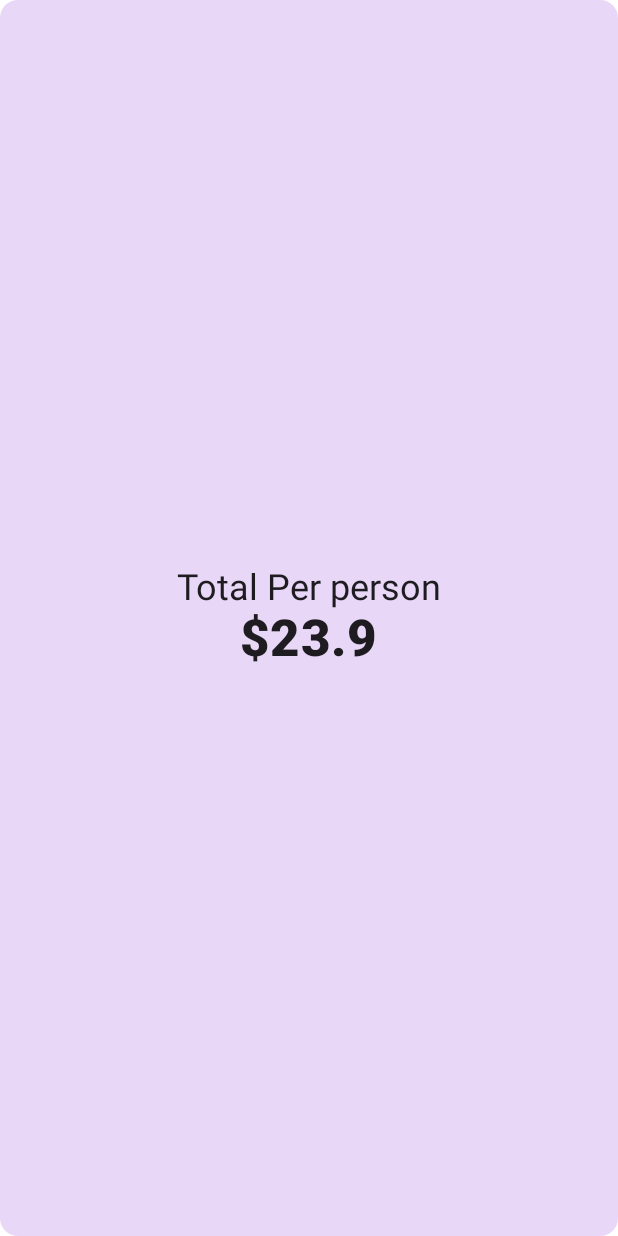
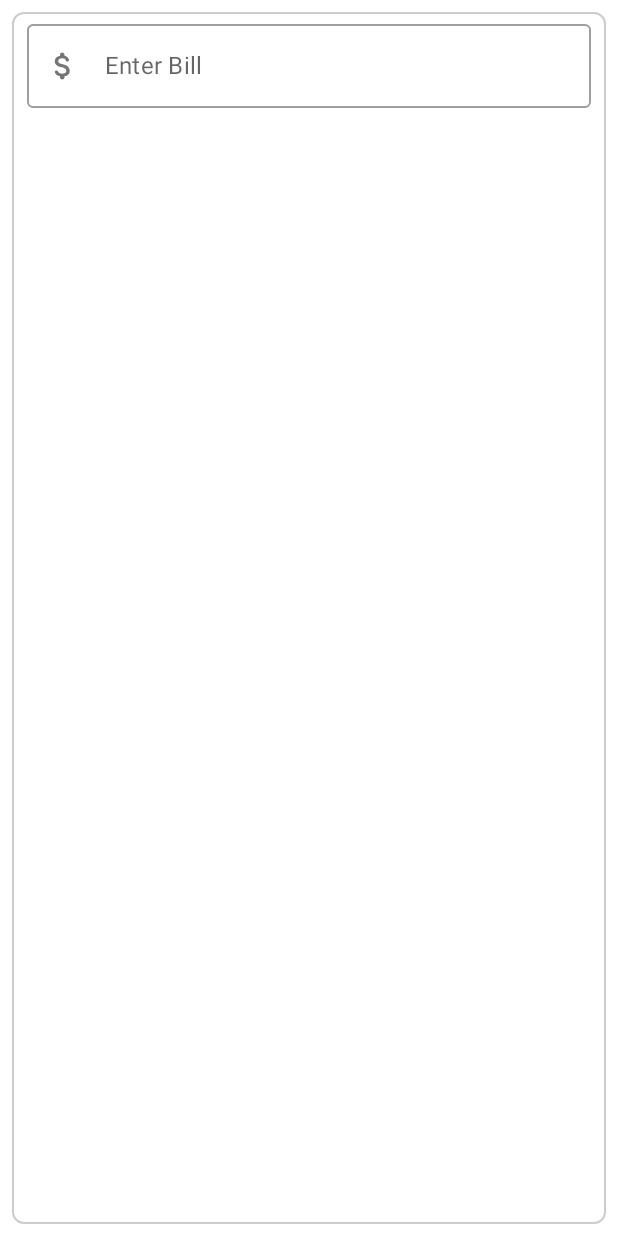
Before and after one commit to Abdullah-Sheikh/JetTipApp, an Android app built with Jetpack Compose: the screen it shows after launch (MainActivity), on a phone screen of 412 x 824 dp. Run offline under Robolectric (Android 15) with nearby library versions, the phone set to English and light mode, and no system bars.

Commit message:
Input text field design completed

```diff
--- a/app/build.gradle
+++ b/app/build.gradle
@@ -58,4 +58,5 @@ dependencies {
     androidTestImplementation 'androidx.test.espresso:espresso-core:3.4.0'
     androidTestImplementation "androidx.compose.ui:ui-test-junit4:$compose_version"
     debugImplementation "androidx.compose.ui:ui-tooling:$compose_version"
+    implementation "androidx.compose.material:material-icons-extended:$compose_version"
 }
--- a/app/src/main/java/com/example/jettipapp/MainActivity.kt
+++ b/app/src/main/java/com/example/jettipapp/MainActivity.kt
@@ -1,6 +1,7 @@
 package com.example.jettipapp
 
 import android.os.Bundle
+import android.util.Log
 import androidx.activity.ComponentActivity
 import androidx.activity.compose.setContent
 import androidx.compose.foundation.BorderStroke
@@ -8,27 +9,36 @@ import androidx.compose.foundation.layout.*
 import androidx.compose.foundation.shape.CircleShape
 import androidx.compose.foundation.shape.CornerSize
 import androidx.compose.foundation.shape.RoundedCornerShape
+import androidx.compose.foundation.text.KeyboardActions
 import androidx.compose.material.MaterialTheme
 import androidx.compose.material.Surface
 import androidx.compose.material.Text
 import androidx.compose.runtime.Composable
+import androidx.compose.runtime.mutableStateOf
+import androidx.compose.runtime.remember
 import androidx.compose.ui.Alignment
+import androidx.compose.ui.ExperimentalComposeUiApi
 import androidx.compose.ui.Modifier
 import androidx.compose.ui.draw.clip
 import androidx.compose.ui.graphics.Color
+import androidx.compose.ui.platform.LocalSoftwareKeyboardController
 import androidx.compose.ui.text.font.FontWeight
 import androidx.compose.ui.tooling.preview.Preview
 import androidx.compose.ui.unit.dp
+import com.example.jettipapp.components.InputField
 import com.example.jettipapp.ui.theme.JetTipAppTheme
 import org.intellij.lang.annotations.JdkConstants
 
+
+@ExperimentalComposeUiApi
 class MainActivity : ComponentActivity() {
     override fun onCreate(savedInstanceState: Bundle?) {
         super.onCreate(savedInstanceState)
         setContent {
 
                 App {
-                   TopHeader(23.9)
+                  // TopHeader(23.9)
+                    MainContext()
                 }
             }
         }
@@ -51,29 +61,17 @@ fun App(context: @Composable () -> Unit)
 }
 
 
+@ExperimentalComposeUiApi
 @Preview
 @Composable
 fun MainContext()
 {
-    Surface(modifier = Modifier
-        .padding(8.dp)
-        .fillMaxWidth(),
-    shape = RoundedCornerShape(corner = CornerSize(8.dp)),
-    border = BorderStroke(width = 1.dp, color = Color.LightGray)
-    )
-    {
-        Column() {
+    billForm( ){ billAmt ->
 
-        }
+        Log.d("AMT", "MainContext: $billAmt")
+    }
 
-    }
 }
-
-@Composable
-fun Greeting(name: String) {
-    Text(text = "Hello $name!")
-}
-
 
 @Preview
 @Composable
@@ -107,6 +105,50 @@ fun TopHeader(totalPerPerson :Double = 0.0)
 @Composable
 fun DefaultPreview() {
     JetTipAppTheme {
-        Greeting("Android")
+
     }
 }
+
+@ExperimentalComposeUiApi
+@Composable
+fun billForm(modifier: Modifier = Modifier
+             ,onValChange: (String) -> Unit = {}
+)
+{
+    val totalBillState = remember {
+        mutableStateOf("")
+    }
+
+    val validState = remember (totalBillState.value) {
+
+        totalBillState.value.trim().isNotEmpty()
+    }
+    val keyboardController = LocalSoftwareKeyboardController.current
+
+    Surface(modifier = Modifier
+        .padding(8.dp)
+        .fillMaxWidth(),
+        shape = RoundedCornerShape(corner = CornerSize(8.dp)),
+        border = BorderStroke(width = 1.dp, color = Color.LightGray)
+    )
+    {
+        Column() {
+
+            InputField(
+                valueState = totalBillState ,
+                labelId = "Enter Bill",
+                enabled = true ,
+                isSingleLine = true,
+                onAction = KeyboardActions{
+
+                    if(!validState) return@KeyboardActions
+                     onValChange(  totalBillState.value.trim())
+                    keyboardController?.hide()
+                }
+            )
+        }
+
+    }
+
+
+}
--- /dev/null
+++ b/app/src/main/java/com/example/jettipapp/components/Components.kt
@@ -0,0 +1,54 @@
+package com.example.jettipapp.components
+
+import androidx.compose.foundation.layout.fillMaxWidth
+import androidx.compose.foundation.layout.padding
+import androidx.compose.foundation.text.KeyboardActions
+import androidx.compose.foundation.text.KeyboardOptions
+import androidx.compose.material.Icon
+import androidx.compose.material.MaterialTheme
+import androidx.compose.material.OutlinedTextField
+import androidx.compose.material.Text
+import androidx.compose.material.icons.Icons
+import androidx.compose.material.icons.rounded.AttachMoney
+import androidx.compose.material.icons.rounded.Refresh
+import androidx.compose.runtime.Composable
+import androidx.compose.runtime.MutableState
+import androidx.compose.ui.Modifier
+import androidx.compose.ui.text.TextStyle
+import androidx.compose.ui.text.input.ImeAction
+import androidx.compose.ui.text.input.KeyboardType
+import androidx.compose.ui.tooling.preview.Preview
+import androidx.compose.ui.unit.dp
+import androidx.compose.ui.unit.sp
+
+
+@Composable
+fun InputField(
+   modifier: Modifier = Modifier,
+   valueState:MutableState<String>,
+   labelId: String,
+   enabled:Boolean,
+   isSingleLine:Boolean,
+   keyboardType: KeyboardType = KeyboardType.Number,
+   imeAction: ImeAction = ImeAction.Next,
+   onAction : KeyboardActions = KeyboardActions.Default
+
+
+   )
+{
+
+OutlinedTextField(value = valueState.value, onValueChange = {valueState.value = it },
+label = {Text(text =labelId)},
+leadingIcon = { Icon(imageVector = Icons.Rounded.AttachMoney, contentDescription = "Attach money")},
+   singleLine = isSingleLine,
+   textStyle = TextStyle(fontSize = 18.sp,
+   color = MaterialTheme.colors.onBackground) ,
+    modifier = Modifier.padding(bottom = 10.dp,start = 10.dp,end = 10.dp)
+        .fillMaxWidth(),
+    enabled = enabled,
+    keyboardOptions = KeyboardOptions(keyboardType = keyboardType,
+    imeAction = imeAction),
+    keyboardActions = onAction
+)
+
+}
```
